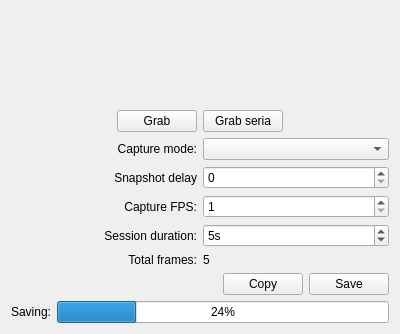
sendevent/lsc, file app/src/ui/mainwindow.ui: the form before one commit.
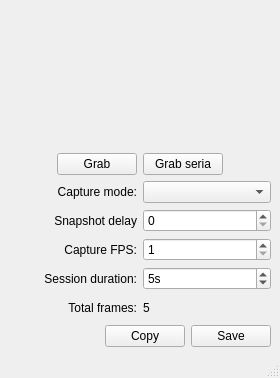
The form after the commit.

Commit message: mainwindow base class replaced by QMainWindow - status messages/progress notification routines delegated to statusBar()

```diff
--- a/app/src/ui/mainwindow.ui
+++ b/app/src/ui/mainwindow.ui
@@ -1,64 +1,21 @@
 <?xml version="1.0" encoding="UTF-8"?>
 <ui version="4.0">
- <class>LSGMainWindow</class>
- <widget class="QWidget" name="LSGMainWindow">
+ <class>MainWindow</class>
+ <widget class="QMainWindow" name="MainWindow">
   <property name="geometry">
    <rect>
     <x>0</x>
     <y>0</y>
-    <width>400</width>
-    <height>334</height>
+    <width>280</width>
+    <height>378</height>
    </rect>
   </property>
   <property name="windowTitle">
    <string>LSGMainWindow</string>
   </property>
-  <layout class="QGridLayout" name="gridLayout_2">
-   <item row="1" column="0">
-    <layout class="QHBoxLayout" name="horizontalLayout_2">
+  <widget class="QWidget" name="centralwidget">
+   <layout class="QVBoxLayout" name="verticalLayout">
      <item>
-      <spacer name="horizontalSpacer_2">
-       <property name="orientation">
-        <enum>Qt::Horizontal</enum>
-       </property>
-       <property name="sizeHint" stdset="0">
-        <size>
-         <width>40</width>
-         <height>20</height>
-        </size>
-       </property>
-      </spacer>
-     </item>
-     <item>
-      <widget class="QPushButton" name="snapshotOneBtn">
-       <property name="text">
-        <string>Grab</string>
-       </property>
-      </widget>
-     </item>
-     <item>
-      <widget class="QPushButton" name="snapshotAllBtn">
-       <property name="text">
-        <string>Grab seria</string>
-       </property>
-      </widget>
-     </item>
-     <item>
-      <spacer name="horizontalSpacer_3">
-       <property name="orientation">
-        <enum>Qt::Horizontal</enum>
-       </property>
-       <property name="sizeHint" stdset="0">
-        <size>
-         <width>40</width>
-         <height>20</height>
-        </size>
-       </property>
-      </spacer>
-     </item>
-    </layout>
-   </item>
-   <item row="0" column="0">
     <widget class="QLabel" name="previewLabel">
      <property name="textFormat">
       <enum>Qt::AutoText</enum>
@@ -68,7 +25,51 @@
      </property>
     </widget>
    </item>
-   <item row="2" column="0">
+    <item>
+     <layout class="QHBoxLayout" name="horizontalLayout_16">
+      <item>
+       <spacer name="horizontalSpacer_16">
+        <property name="orientation">
+         <enum>Qt::Horizontal</enum>
+        </property>
+        <property name="sizeHint" stdset="0">
+         <size>
+          <width>40</width>
+          <height>20</height>
+         </size>
+        </property>
+       </spacer>
+      </item>
+      <item>
+       <widget class="QPushButton" name="snapshotOneBtn">
+        <property name="text">
+         <string>Grab</string>
+        </property>
+       </widget>
+      </item>
+      <item>
+       <widget class="QPushButton" name="snapshotAllBtn">
+        <property name="text">
+         <string>Grab seria</string>
+        </property>
+       </widget>
+      </item>
+      <item>
+       <spacer name="horizontalSpacer_17">
+        <property name="orientation">
+         <enum>Qt::Horizontal</enum>
+        </property>
+        <property name="sizeHint" stdset="0">
+         <size>
+          <width>40</width>
+          <height>20</height>
+         </size>
+        </property>
+       </spacer>
+      </item>
+     </layout>
+    </item>
+    <item>
     <layout class="QGridLayout" name="gridLayout">
      <item row="0" column="0">
       <widget class="QLabel" name="label_3">
@@ -168,10 +169,10 @@
      </item>
     </layout>
    </item>
-   <item row="5" column="0">
-    <layout class="QHBoxLayout" name="horizontalLayout">
      <item>
-      <spacer name="horizontalSpacer">
+     <layout class="QHBoxLayout" name="horizontalLayout_18">
+      <item>
+       <spacer name="horizontalSpacer_18">
        <property name="orientation">
         <enum>Qt::Horizontal</enum>
        </property>
@@ -199,27 +200,20 @@
      </item>
     </layout>
    </item>
-   <item row="6" column="0">
-    <layout class="QHBoxLayout" name="horizontalLayout_3">
-     <item>
-      <widget class="QLabel" name="progressLabel">
-       <property name="text">
-        <string>Saving:</string>
-       </property>
-      </widget>
-     </item>
-     <item>
-      <widget class="QProgressBar" name="progressBar">
-       <property name="value">
-        <number>24</number>
-       </property>
-      </widget>
-     </item>
-    </layout>
-   </item>
-  </layout>
+   </layout>
+  </widget>
+  <widget class="QMenuBar" name="menubar">
+   <property name="geometry">
+    <rect>
+     <x>0</x>
+     <y>0</y>
+     <width>280</width>
+     <height>30</height>
+    </rect>
+   </property>
+  </widget>
+  <widget class="QStatusBar" name="statusbar"/>
  </widget>
- <layoutdefault spacing="6" margin="11"/>
  <resources/>
  <connections/>
 </ui>
```
Left out of the diff: 10 changed lines with no effect on the pictures. Lines whose indentation alone changed are shown as unchanged. The commit also changes 7 other files.
